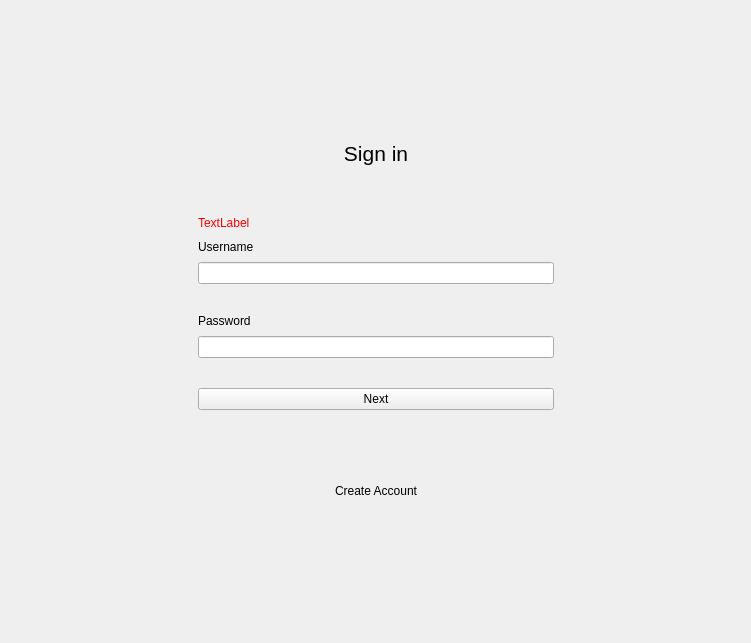
First picture: the form in client/ui/loginpage.ui, repository McQueeh95/ChatProject, before the edit.
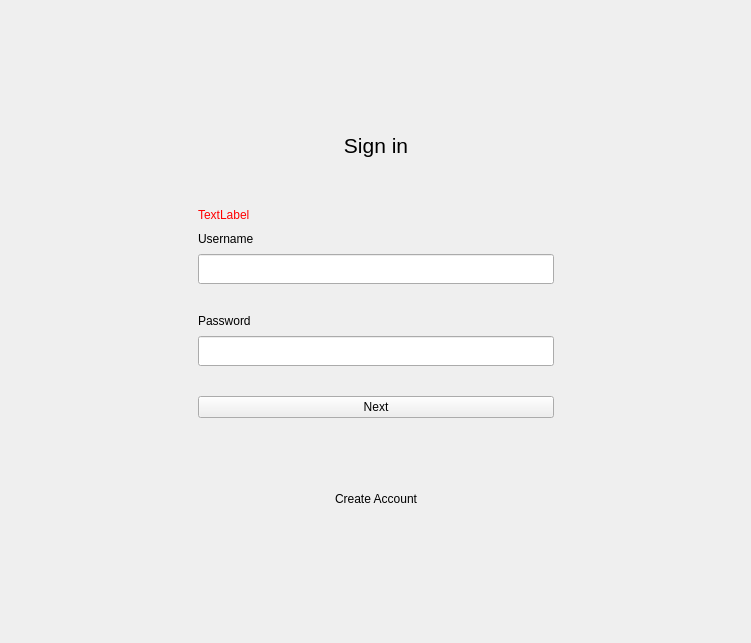
Second picture: the form after the edit.

```diff
--- a/client/ui/loginpage.ui
+++ b/client/ui/loginpage.ui
@@ -153,7 +153,7 @@
               <property name="minimumSize">
                <size>
                 <width>0</width>
-                <height>0</height>
+                <height>30</height>
                </size>
               </property>
               <property name="maximumSize">
@@ -162,6 +162,12 @@
                 <height>16777215</height>
                </size>
               </property>
+              <property name="placeholderText">
+               <string/>
+              </property>
+              <property name="error" stdset="0">
+               <bool>false</bool>
+              </property>
              </widget>
             </item>
            </layout>
@@ -183,9 +189,21 @@
             </item>
             <item>
              <widget class="QLineEdit" name="passwordEdit">
+              <property name="minimumSize">
+               <size>
+                <width>0</width>
+                <height>30</height>
+               </size>
+              </property>
               <property name="echoMode">
                <enum>QLineEdit::EchoMode::Password</enum>
               </property>
+              <property name="placeholderText">
+               <string/>
+              </property>
+              <property name="error" stdset="0">
+               <bool>false</bool>
+              </property>
              </widget>
             </item>
            </layout>
```
